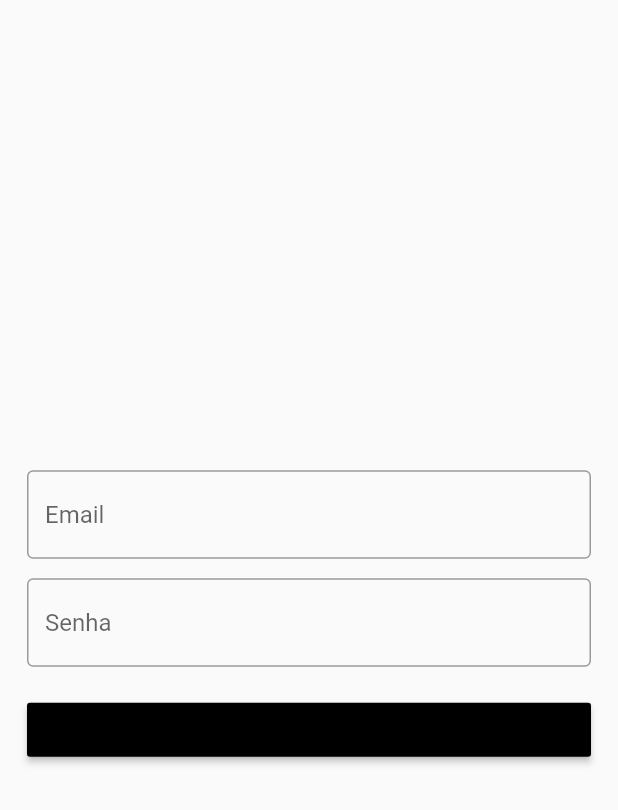
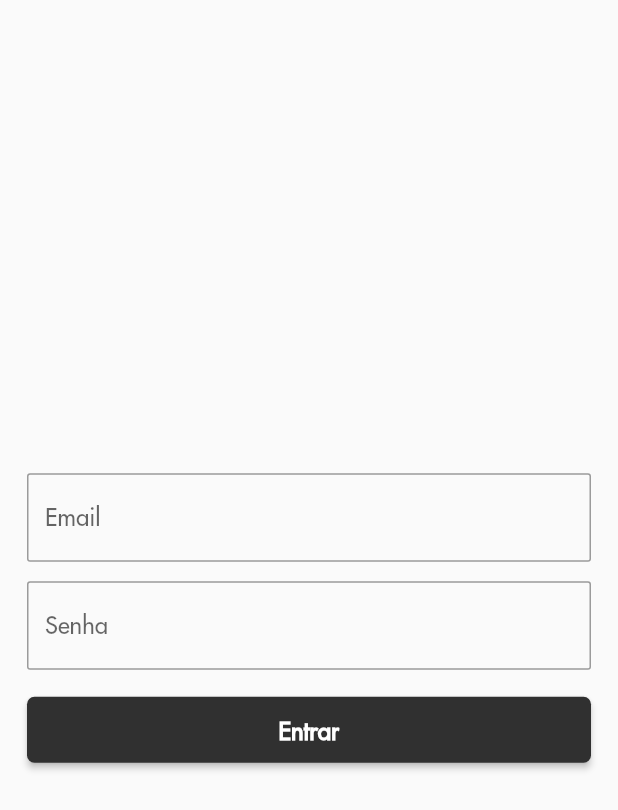
Before and after one commit to IgorMing/flutter_boilerplate, a Flutter app: the screen it shows after launch, on a phone screen of 412 x 824 dp. Shown: the top 810 px of the screen. Run offline on Flutter 3.47's test engine with Material 2 defaults, Android fonts, the phone set to English and light mode, and no system bars; our stand-ins replace flutter_mobx, mobx, shared_preferences; generated files the repository leaves out were written again.

Commit message:
improve login screen layout

```diff
--- a/lib/main.dart
+++ b/lib/main.dart
@@ -10,7 +10,15 @@ class App extends StatelessWidget {
       title: 'Vesti Vendas',
       debugShowCheckedModeBanner: false,
       theme: ThemeData(
-        primarySwatch: Colors.blue,
+        fontFamily: 'futuramedium',
+        primaryColor: Color.fromRGBO(48, 48, 48, 1),
+        textTheme: TextTheme(
+          button: TextStyle(
+            color: Colors.white,
+            fontSize: 16.0,
+            fontWeight: FontWeight.bold,
+          ),
+        ),
       ),
       initialRoute: Routes.splash,
       routes: Routes.routes,
--- a/lib/screens/public/login.dart
+++ b/lib/screens/public/login.dart
@@ -16,11 +16,19 @@ class LoginScreen extends StatelessWidget {
             TextInput(hintText: 'Senha'),
             SizedBox(height: 18.0),
             SizedBox(
+              height: 44.0,
               width: double.infinity,
               child: RaisedButton(
+                shape: RoundedRectangleBorder(
+                  borderRadius: BorderRadius.circular(5.0),
+                ),
+                padding: EdgeInsets.symmetric(vertical: 14.0),
                 onPressed: () {},
-                child: Text('Click me'),
-                color: Colors.black,
+                child: Text(
+                  'Entrar',
+                  style: Theme.of(context).textTheme.button,
+                ),
+                color: Color.fromRGBO(48, 48, 48, 1),
               ),
             ),
           ],
--- a/lib/stores/authentication.dart
+++ b/lib/stores/authentication.dart
@@ -22,7 +22,7 @@ abstract class _AuthenticationStore with Store {
   checkAuth() async {
     final prefs = await SharedPreferences.getInstance();
     // this future is here to simulate the latency from a http request
-    Future.delayed(new Duration(seconds: 2), () {
+    Future.delayed(new Duration(milliseconds: 500), () {
       final String token = prefs.getString('@token') ?? emptyToken;
 
       auth.setToken(token);
--- a/lib/widgets/text_input.dart
+++ b/lib/widgets/text_input.dart
@@ -11,7 +11,11 @@ class TextInput extends StatelessWidget {
       child: TextField(
         decoration: InputDecoration(
           hintText: this.hintText,
-          border: OutlineInputBorder(),
+          border: OutlineInputBorder(
+            borderRadius: const BorderRadius.all(
+              const Radius.circular(2.0),
+            ),
+          ),
         ),
       ),
     );
```
Also changed, not shown: pubspec.yaml (+13 -12 lines), assets/fonts/futurastd_book.otf (added), assets/fonts/futurastd_heavy.otf (added), assets/fonts/futurastd_light.otf (added), assets/fonts/futurastd_medium.otf (added).
